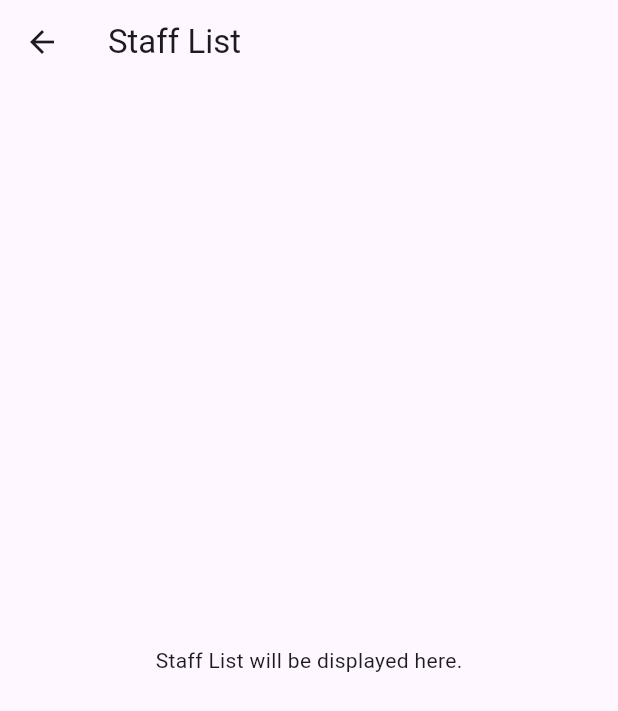
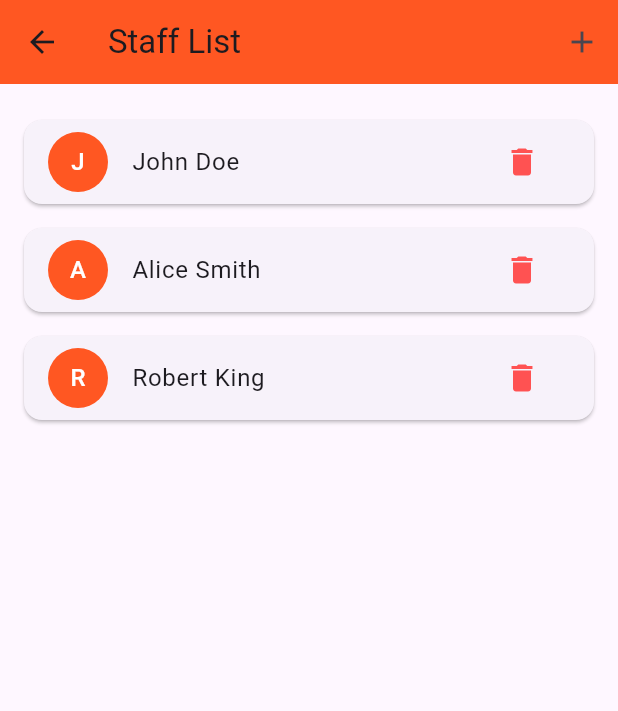
Before and after one commit to MuhammadYaseen11/secureforce_manager, a Flutter app: the screen it shows after launch, after a tap on "View Staff", on a phone screen of 412 x 824 dp. Shown: the top 711 px of the screen. Run offline on Flutter 3.47's test engine with Material 3 defaults, Android fonts, the light colour scheme and no system bars.

Commit message:
update ui

```diff
--- a/lib/screens/home_page.dart
+++ b/lib/screens/home_page.dart
@@ -1,5 +1,7 @@
 import 'package:flutter/material.dart';
 import '../screens/staff_list_screen.dart';
+import '../screens/assign_shift_screen.dart';
+import 'generate_report_screen.dart';
 
 class MyHomePage extends StatelessWidget {
   const MyHomePage({super.key});
@@ -7,55 +9,139 @@ class MyHomePage extends StatelessWidget {
   @override
   Widget build(BuildContext context) {
     return Scaffold(
+      backgroundColor: Colors.grey[100],
+      appBar: AppBar(
+        title: const Text('Dashboard'),
+        backgroundColor: Colors.deepOrange,
+      ),
       body: SingleChildScrollView(
-        padding: const EdgeInsets.all(26),
+        padding: const EdgeInsets.all(20),
+        child: Column(
+          crossAxisAlignment: CrossAxisAlignment.start,
+          children: [
+            const Text(
+              'Welcome, [Employer Name]',
+              style: TextStyle(fontSize: 26, fontWeight: FontWeight.bold),
+            ),
+            const SizedBox(height: 30),
+
+            // Action Buttons
+            Row(
+              mainAxisAlignment: MainAxisAlignment.spaceEvenly,
+              children: [
+                _buildActionCard(
+                  icon: Icons.people,
+                  label: 'View Staff',
+                  onTap: () {
+                    Navigator.push(
+                      context,
+                      MaterialPageRoute(
+                        builder: (context) => const StaffListScreen(),
+                      ),
+                    );
+                  },
+                ),
+                _buildActionCard(
+                  icon: Icons.assignment,
+                  label: 'Assign Shift',
+                  onTap: () {
+                    Navigator.push(
+                      context,
+                      MaterialPageRoute(
+                        builder: (context) => const AssignShiftScreen(),
+                      ),
+                    );
+                  },
+                ),
+                _buildActionCard(
+                  icon: Icons.bar_chart,
+                  label: 'Report',
+                  onTap: () {
+                    Navigator.push(
+                      context,
+                      MaterialPageRoute(
+                        builder: (context) => const GenerateReportScreen(),
+                      ),
+                    );
+                  },
+                ),
+              ],
+            ),
+
+            const SizedBox(height: 40),
+            const _SectionHeader(title: 'Staff Overview'),
+            const SizedBox(height: 20),
+            _buildInfoCard('Total Staff', '25'),
+            const SizedBox(height: 20),
+            const _SectionHeader(title: 'Upcoming Shifts'),
+            _buildInfoCard('Next Shift', 'Mon, 10:00 AM - 6:00 PM'),
+            const SizedBox(height: 20),
+            const _SectionHeader(title: 'Notifications'),
+            _buildInfoCard('Recent', 'Shift updated for John Doe.'),
+          ],
+        ),
+      ),
+    );
+  }
+
+  Widget _buildActionCard({
+    required IconData icon,
+    required String label,
+    required VoidCallback onTap,
+  }) {
+    return GestureDetector(
+      onTap: onTap,
+      child: Card(
+        elevation: 4,
+        shape: RoundedRectangleBorder(borderRadius: BorderRadius.circular(12)),
+        child: Container(
+          width: 100,
+          height: 100,
+          padding: const EdgeInsets.all(10),
+          child: Column(
+            mainAxisAlignment: MainAxisAlignment.center,
+            children: [
+              Icon(icon, size: 32, color: Colors.deepOrange),
+              const SizedBox(height: 10),
+              Text(label, textAlign: TextAlign.center),
+            ],
+          ),
+        ),
+      ),
+    );
+  }
+
+  Widget _buildInfoCard(String title, String content) {
+    return Card(
+      elevation: 3,
+      shape: RoundedRectangleBorder(borderRadius: BorderRadius.circular(12)),
+      child: Padding(
+        padding: const EdgeInsets.all(16),
         child: Column(
           crossAxisAlignment: CrossAxisAlignment.start,
           children: [
             Text(
-              'Welcome, [Employer Name]',
-              style: TextStyle(fontSize: 24, fontWeight: FontWeight.bold),
+              title,
+              style: const TextStyle(fontSize: 18, fontWeight: FontWeight.bold),
             ),
-            SizedBox(height: 20),
-            Row(
-              mainAxisAlignment: MainAxisAlignment.spaceEvenly,
-              children: [
-                ElevatedButton(
-                  onPressed: () {
-                    Navigator.push(
-                      context,
-                      MaterialPageRoute(
-                        builder: (context) => StaffListScreen(),
-                      ),
-                    );
-                  },
-                  child: Text('View Staff'),
-                ),
-                ElevatedButton(onPressed: () {}, child: Text('Assign Shift')),
-                ElevatedButton(
-                  onPressed: () {},
-                  child: Text('Generate Report'),
-                ),
-              ],
-            ),
-            SizedBox(height: 20),
-            Text(
-              'Staff Overview',
-              style: TextStyle(fontSize: 18, fontWeight: FontWeight.bold),
-            ),
-            SizedBox(height: 20),
-            Text(
-              'Upcoming Shifts',
-              style: TextStyle(fontSize: 18, fontWeight: FontWeight.bold),
-            ),
-            SizedBox(height: 20),
-            Text(
-              'Notifications',
-              style: TextStyle(fontSize: 18, fontWeight: FontWeight.bold),
-            ),
+            const SizedBox(height: 8),
+            Text(content, style: const TextStyle(fontSize: 16)),
           ],
         ),
       ),
     );
   }
 }
+
+class _SectionHeader extends StatelessWidget {
+  final String title;
+  const _SectionHeader({required this.title});
+
+  @override
+  Widget build(BuildContext context) {
+    return Text(
+      title,
+      style: const TextStyle(fontSize: 20, fontWeight: FontWeight.w600),
+    );
+  }
+}
--- a/lib/screens/staff_list_screen.dart
+++ b/lib/screens/staff_list_screen.dart
@@ -1,13 +1,104 @@
 import 'package:flutter/material.dart';
 
-class StaffListScreen extends StatelessWidget {
+class StaffListScreen extends StatefulWidget {
   const StaffListScreen({super.key});
+
+  @override
+  State<StaffListScreen> createState() => _StaffListScreenState();
+}
+
+class _StaffListScreenState extends State<StaffListScreen> {
+  final List<String> _staffMembers = ['John Doe', 'Alice Smith', 'Robert King'];
+
+  void _addStaffMember(String name) {
+    setState(() {
+      _staffMembers.add(name);
+    });
+  }
+
+  void _showAddStaffDialog() {
+    String newName = '';
+    showDialog(
+      context: context,
+      builder:
+          (context) => AlertDialog(
+            title: const Text('Add New Staff'),
+            content: TextField(
+              autofocus: true,
+              decoration: const InputDecoration(labelText: 'Full Name'),
+              onChanged: (value) {
+                newName = value;
+              },
+            ),
+            actions: [
+              TextButton(
+                onPressed: () => Navigator.pop(context),
+                child: const Text('Cancel'),
+              ),
+              ElevatedButton(
+                onPressed: () {
+                  if (newName.trim().isNotEmpty) {
+                    _addStaffMember(newName.trim());
+                    Navigator.pop(context);
+                  }
+                },
+                child: const Text('Add'),
+              ),
+            ],
+          ),
+    );
+  }
 
   @override
   Widget build(BuildContext context) {
     return Scaffold(
-      appBar: AppBar(title: const Text('Staff List')),
-      body: Center(child: Text('Staff List will be displayed here.')),
+      appBar: AppBar(
+        title: const Text('Staff List'),
+        backgroundColor: Colors.deepOrange,
+        actions: [
+          IconButton(
+            icon: const Icon(Icons.add),
+            onPressed: _showAddStaffDialog,
+            tooltip: 'Add Staff',
+          ),
+        ],
+      ),
+      body: Padding(
+        padding: const EdgeInsets.all(16.0),
+        child:
+            _staffMembers.isEmpty
+                ? const Center(child: Text('No staff members added yet.'))
+                : ListView.builder(
+                  itemCount: _staffMembers.length,
+                  itemBuilder: (context, index) {
+                    return Card(
+                      margin: const EdgeInsets.symmetric(vertical: 8),
+                      shape: RoundedRectangleBorder(
+                        borderRadius: BorderRadius.circular(12),
+                      ),
+                      child: ListTile(
+                        leading: CircleAvatar(
+                          backgroundColor: Colors.deepOrange,
+                          foregroundColor: Colors.white,
+                          child: Text(_staffMembers[index][0]),
+                        ),
+                        title: Text(_staffMembers[index]),
+                        trailing: IconButton(
+                          icon: const Icon(
+                            Icons.delete,
+                            color: Colors.redAccent,
+                          ),
+                          onPressed: () {
+                            setState(() {
+                              _staffMembers.removeAt(index);
+                            });
+                          },
+                        ),
+                      ),
+                    );
+                  },
+                ),
+      ),
     );
   }
 }
```
Also changed, not shown: lib/screens/assign_shift_screen.dart (added, +115 -0 lines), lib/screens/generate_report_screen.dart (added, +70 -0 lines).
